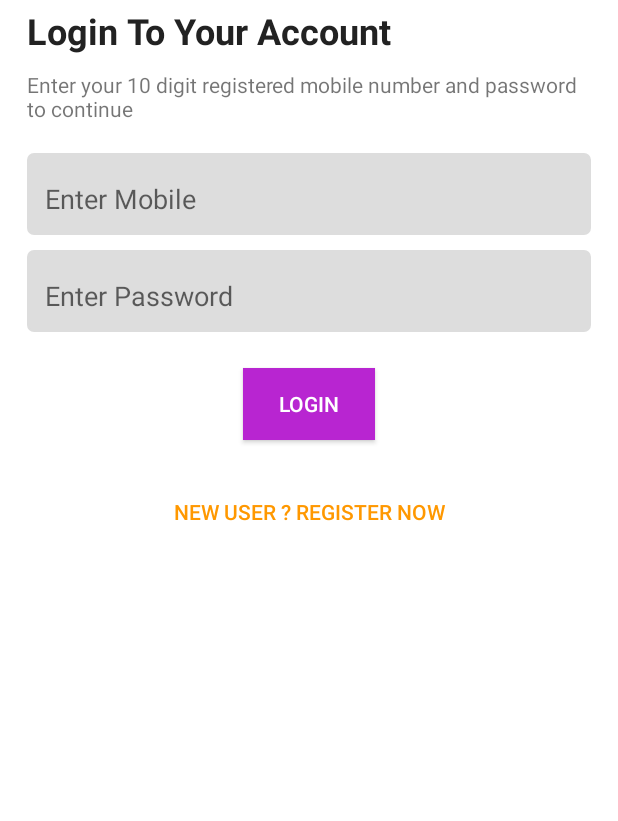
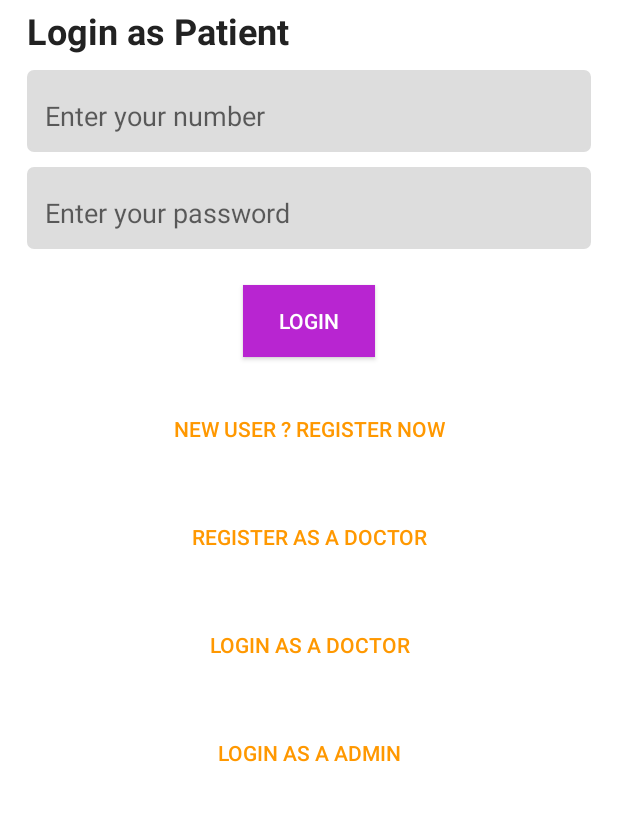
Before and after one commit to Yalieny1027/DA192_Stellar_Streak, an Android app: the layout activity_login.xml on its own in the app's theme, with its tools: preview values and no code run, on a phone screen of 412 x 824 dp, the part 296-1117 px from its top. Run offline under Robolectric (Android 15) with nearby library versions, the phone set to English and light mode, and no system bars.

Commit message:
Update activity_login.xml

```diff
--- a/app/src/main/res/layout/activity_login.xml
+++ b/app/src/main/res/layout/activity_login.xml
@@ -19,17 +19,10 @@
         <TextView
             android:layout_width="match_parent"
         android:layout_height="wrap_content"
-        android:text="@string/loginAcnt"
+        android:text="Login as Patient"
         android:textColor="@color/black"
         android:textSize="@dimen/size_24"
         android:textStyle="bold" />
-
-    <TextView
-        android:layout_width="match_parent"
-        android:layout_height="wrap_content"
-        android:layout_marginTop="@dimen/margin_top"
-        android:layout_marginBottom="@dimen/margin_top"
-        android:text="@string/login_text" />
 
         <EditText
         android:id="@+id/mobile"
@@ -37,16 +30,15 @@
         android:layout_height="wrap_content"
         android:layout_marginTop="@dimen/margin_top"
         android:background="@drawable/bg_input"
-        android:hint="@string/entermobile"
+        android:hint="Enter your number"
         android:inputType="number" />
-
         <EditText
         android:id="@+id/password"
         android:layout_width="match_parent"
         android:layout_height="wrap_content"
         android:layout_marginTop="@dimen/margin_top"
         android:background="@drawable/bg_input"
-        android:hint="@string/enterpassword"
+        android:hint="Enter your password"
         android:inputType="textPassword" />
 
         <Button
@@ -67,5 +59,30 @@
         android:text="@string/register"
         android:textColor="#FF9800"
         android:theme="@style/FlatButton" />
+        <Button
+        android:id="@+id/regdoc"
+        android:layout_width="match_parent"
+        android:layout_height="wrap_content"
+        android:layout_marginTop="@dimen/size_24"
+        android:text="Register as a Doctor"
+        android:textColor="#FF9800"
+        android:theme="@style/FlatButton" />
+        <Button
+        android:id="@+id/logdoc"
+        android:layout_width="match_parent"
+        android:layout_height="wrap_content"
+        android:layout_marginTop="@dimen/size_24"
+        android:text="Login as a Doctor"
+        android:textColor="#FF9800"
+        android:theme="@style/FlatButton" />
+        <Button
+        android:id="@+id/logadmin"
+        android:layout_width="match_parent"
+        android:layout_height="wrap_content"
+        android:layout_marginTop="@dimen/size_24"
+        android:text="Login as a Admin"
+        android:textColor="#FF9800"
+        android:theme="@style/FlatButton" />
+
 
 </LinearLayout>
```
Lines whose indentation alone changed are shown as unchanged.
